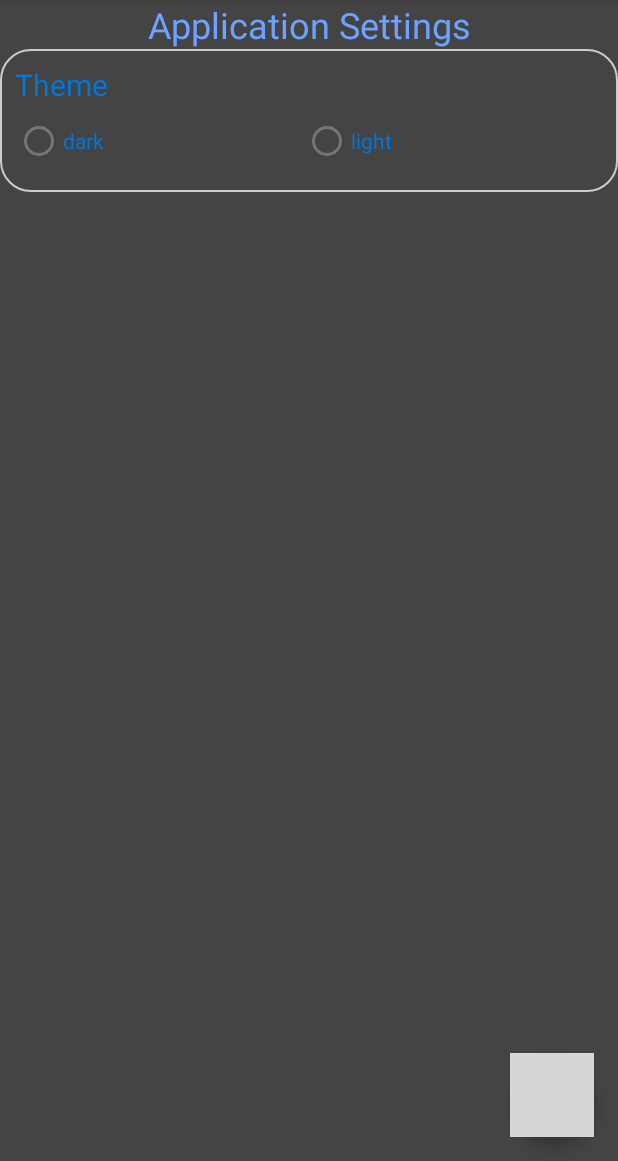
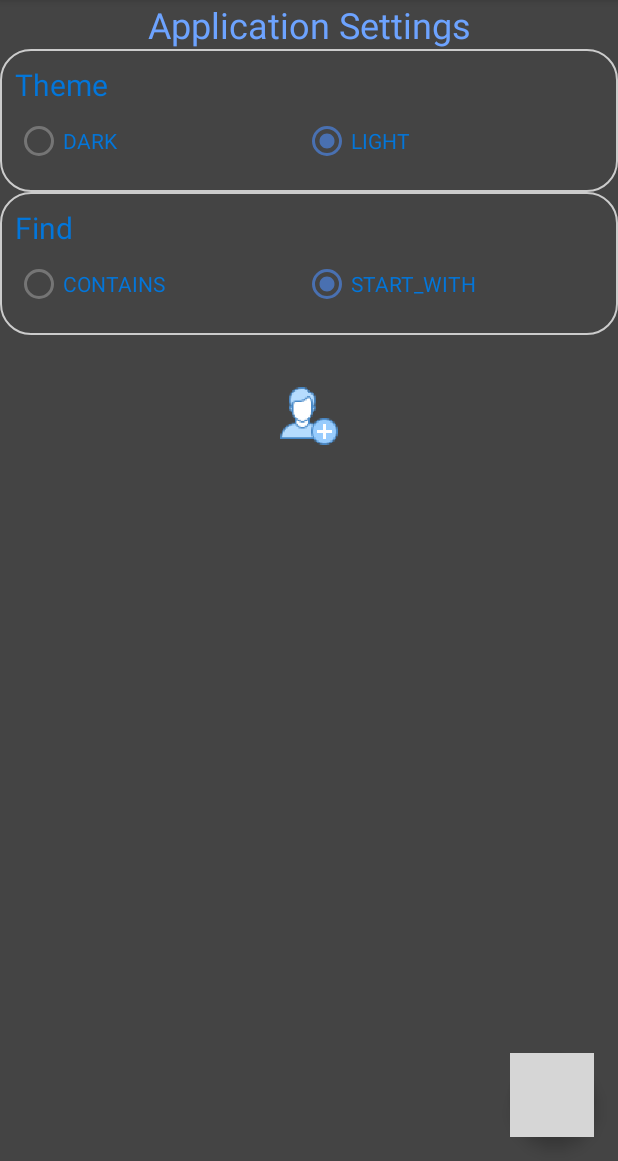
Before and after one commit to cormabara/PwdManager, an Android app: the SettingFragment screen opened through its navigation route, in the options menu, after a tap on "Import Data", on a phone screen of 412 x 824 dp, the part 75-1236 px from its top. Run offline under Robolectric (Android 15) with nearby library versions, the phone set to English and light mode, and no system bars; our stand-ins replace navigation-ui; libraries missing offline, so code that uses them is left out: com.fasterxml.jackson; 4 statements that could not run were skipped; grey boxes are pictures that could not be loaded.

Commit message:
Now the binary option is completely working (see setting fragment)

```diff
--- a/app/src/main/java/com/cormabara/pwdmanager/gui/fragments/SettingFragment.kt
+++ b/app/src/main/java/com/cormabara/pwdmanager/gui/fragments/SettingFragment.kt
@@ -1,12 +1,15 @@
 package com.cormabara.pwdmanager.gui.fragments
 
 import android.os.Bundle
-import androidx.fragment.app.Fragment
 import android.view.LayoutInflater
 import android.view.View
 import android.view.ViewGroup
-import com.cormabara.pwdmanager.R
+import androidx.fragment.app.Fragment
+import com.cormabara.pwdmanager.MyLog
 import com.cormabara.pwdmanager.databinding.FragmentSettingBinding
+import com.cormabara.pwdmanager.gui.lib.BinaryOption
+import com.cormabara.pwdmanager.gui.lib.BinaryOption.BinaryOptionListener
+import com.cormabara.pwdmanager.managers.ManAppConfig
 
 class SettingFragment : Fragment() {
 
@@ -20,7 +23,15 @@ class SettingFragment : Fragment() {
     ): View {
         // Inflate the layout for this fragment
         val binding =  FragmentSettingBinding.inflate(inflater, container, false)
-        binding.themeOption.configure("Theme","dark","light")
+        binding.themeOption.configure("Theme",ManAppConfig.GuiTheme.DARK.toString(),ManAppConfig.GuiTheme.LIGHT.toString())
+        binding.findOption.configure("Find",ManAppConfig.SearchMode.CONTAINS.toString(),ManAppConfig.SearchMode.START_WITH.toString())
+
+        binding.themeOption.setCustomObjectListener(object : BinaryOptionListener {
+            override fun onOptionChanged(option_: String) {
+                // Code to handle object ready
+                MyLog.LInfo("The option is changed ${option_}")
+            }
+        })
         return binding.root
     }
 }
--- a/app/src/main/java/com/cormabara/pwdmanager/gui/lib/binary_option.kt
+++ b/app/src/main/java/com/cormabara/pwdmanager/gui/lib/binary_option.kt
@@ -7,6 +7,7 @@ import android.view.View
 import android.widget.LinearLayout
 import android.widget.RadioButton
 import android.widget.RadioGroup
+import androidx.lifecycle.MutableLiveData
 import com.cormabara.pwdmanager.MyLog
 import com.cormabara.pwdmanager.R
 import com.cormabara.pwdmanager.databinding.BinaryOptionBinding
@@ -18,7 +19,19 @@ class BinaryOption @JvmOverloads constructor(
         defStyle: Int = 0,
         defStyleRes: Int = 0
     ) : LinearLayout(context, attrs, defStyle, defStyleRes) {
+
     private lateinit var binding: BinaryOptionBinding
+
+    interface BinaryOptionListener {
+        fun onOptionChanged(option_: String)
+    }
+    private var  clistener: BinaryOptionListener? = null
+
+    // Assign the listener implementing events interface that will receive the events
+    public fun setCustomObjectListener(listener_: BinaryOptionListener) {
+        this.clistener = listener_
+    }
+
     init {
 
     val inflater = context.getSystemService(Context.LAYOUT_INFLATER_SERVICE) as LayoutInflater
@@ -29,16 +42,21 @@ class BinaryOption @JvmOverloads constructor(
     orientation = VERTICAL
 
     // Get radio group selected item using on checked change listener
-        binding.optionGrp.setOnCheckedChangeListener(
-            RadioGroup.OnCheckedChangeListener { group, checkedId ->
+    binding.optionGrp.setOnCheckedChangeListener { group, checkedId ->
         val radio: RadioButton = findViewById(checkedId)
-                MyLog.LInfo(" On checked change :"+"${radio.text}")
+        MyLog.LInfo(" On checked change :" + "${radio.text}")
+        clistener?.onOptionChanged(radio.text as String)
     }
-        )
+    binding.option1.setOnClickListener { view ->
+        radio_button_click(view)
+    }
+    binding.option2.setOnClickListener { view ->
+        radio_button_click(view)
+    }
 }
     // Get the selected radio button text using radio button on click listener
     fun radio_button_click(view: View) {
-        // Get the clicked radio button instance
+        /* Get the clicked radio button instance */
         val radio: RadioButton = findViewById(binding.optionGrp.checkedRadioButtonId)
         MyLog.LInfo("On click : ${radio.text}")
     }
--- a/app/src/main/res/layout/binary_option.xml
+++ b/app/src/main/res/layout/binary_option.xml
@@ -23,7 +23,7 @@
             android:layout_height="wrap_content"
             android:text="RadioButton"
             android:textColor="@color/light_1"
-            />
+            android:onClick="radio_button_click"/>
 
         <RadioButton
             android:id="@+id/option_2"
@@ -31,7 +31,7 @@
             android:layout_height="wrap_content"
             android:text="RadioButton"
             android:textColor="@color/light_1"
-            />
+            android:onClick="radio_button_click"/>
     </RadioGroup>
 
 </merge>
--- a/app/src/main/res/layout/fragment_setting.xml
+++ b/app/src/main/res/layout/fragment_setting.xml
@@ -25,6 +25,20 @@
             android:layout_width="match_parent"
             android:layout_height="wrap_content"
             android:background="@drawable/custom_border"/>
+        <com.cormabara.pwdmanager.gui.lib.BinaryOption
+            android:id="@+id/find_option"
+            android:layout_width="match_parent"
+            android:layout_height="wrap_content"
+            android:background="@drawable/custom_border"/>
 
+        <ImageButton
+            android:layout_width="match_parent"
+            android:layout_height="wrap_content"
+            app:srcCompat="@mipmap/ic_add_item_foreground"
+            android:background="@null"
+            android:contentDescription="@string/bnt_setting_save"
+            android:minWidth="48dp"
+            android:minHeight="48dp"
+            android:scaleType="fitCenter"/>
     </LinearLayout>
 </FrameLayout>
--- a/app/src/main/res/values/strings.xml
+++ b/app/src/main/res/values/strings.xml
@@ -22,5 +22,6 @@
     <!-- TODO: Remove or change this placeholder text -->
     <string name="setting_gui_theme">Gui Theme</string>
     <string name="setting_title">Application Settings</string>
+    <string name="bnt_setting_save">Save Settings</string>
 
 </resources>
```
Lines whose indentation alone changed are shown as unchanged.
